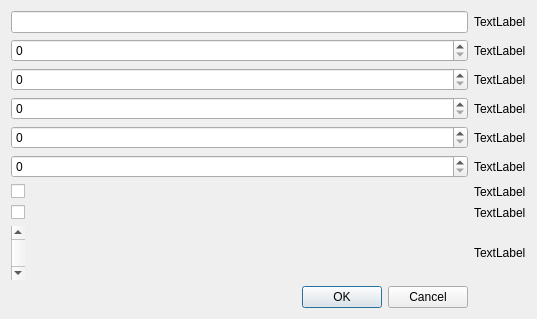
Before: the Qt Designer form Nayda/gamesettingswindow.ui in Mar94oK/Nayda, drawn with Qt 5.
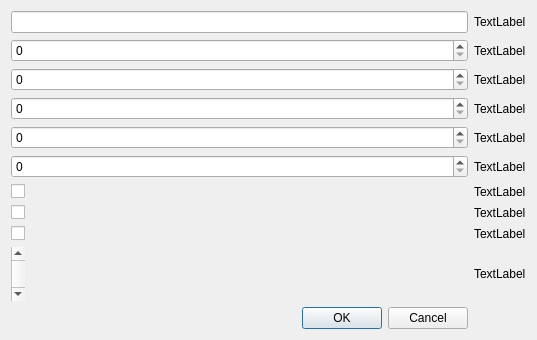
After: the same form once the commit is applied.

Diff of the .ui file:
```diff
--- a/Nayda/gamesettingswindow.ui
+++ b/Nayda/gamesettingswindow.ui
@@ -7,32 +7,25 @@
     <x>0</x>
     <y>0</y>
     <width>537</width>
-    <height>317</height>
+    <height>335</height>
    </rect>
   </property>
   <property name="windowTitle">
    <string>Настройки игры</string>
   </property>
   <layout class="QGridLayout" name="gridLayout">
-   <item row="7" column="2">
-    <widget class="QLabel" name="lbl_HasAddonClericalErrors">
+   <item row="7" column="1">
+    <widget class="QCheckBox" name="chkBox_HasAddonWildAxe">
      <property name="text">
-      <string>TextLabel</string>
+      <string/>
      </property>
     </widget>
    </item>
    <item row="5" column="1">
     <widget class="QSpinBox" name="spBox_DiplomacyTime"/>
    </item>
-   <item row="9" column="2">
-    <widget class="QLabel" name="lbl_RulesType">
-     <property name="text">
-      <string>TextLabel</string>
-     </property>
-    </widget>
-   </item>
-   <item row="6" column="2">
-    <widget class="QLabel" name="lbl_HasAddonWildAxe">
+   <item row="8" column="2">
+    <widget class="QLabel" name="lbl_HasAddonClericalErrors">
      <property name="text">
       <string>TextLabel</string>
      </property>
@@ -45,10 +38,24 @@
      </property>
     </widget>
    </item>
+   <item row="7" column="2">
+    <widget class="QLabel" name="lbl_HasAddonWildAxe">
+     <property name="text">
+      <string>TextLabel</string>
+     </property>
+    </widget>
+   </item>
    <item row="2" column="1">
     <widget class="QSpinBox" name="spBox_TotalTimeToMove"/>
    </item>
-   <item row="9" column="1">
+   <item row="10" column="2">
+    <widget class="QLabel" name="lbl_RulesType">
+     <property name="text">
+      <string>TextLabel</string>
+     </property>
+    </widget>
+   </item>
+   <item row="10" column="1">
     <widget class="QScrollBar" name="verticalScrollBar">
      <property name="maximum">
       <number>1</number>
@@ -67,9 +74,6 @@
    <item row="3" column="1">
     <widget class="QSpinBox" name="spBox_TimeToThink"/>
    </item>
-   <item row="4" column="1">
-    <widget class="QSpinBox" name="spBox_TimeForOpponentsDecision"/>
-   </item>
    <item row="1" column="2">
     <widget class="QLabel" name="lbl_MaximumNumberOfPLayers">
      <property name="text">
@@ -84,12 +88,8 @@
      </property>
     </widget>
    </item>
-   <item row="4" column="2">
-    <widget class="QLabel" name="lbl_TimeForOpponentsDecision">
-     <property name="text">
-      <string>TextLabel</string>
-     </property>
-    </widget>
+   <item row="4" column="1">
+    <widget class="QSpinBox" name="spBox_TimeForOpponentsDecision"/>
    </item>
    <item row="0" column="2">
     <widget class="QLabel" name="lbl_UserName">
@@ -101,6 +101,13 @@
    <item row="1" column="1">
     <widget class="QSpinBox" name="spBox_MaximumNumberOfPlayers"/>
    </item>
+   <item row="4" column="2">
+    <widget class="QLabel" name="lbl_TimeForOpponentsDecision">
+     <property name="text">
+      <string>TextLabel</string>
+     </property>
+    </widget>
+   </item>
    <item row="5" column="2">
     <widget class="QLabel" name="lbl_DiplomacyTime">
      <property name="text">
@@ -108,27 +115,34 @@
      </property>
     </widget>
    </item>
-   <item row="6" column="1">
-    <widget class="QCheckBox" name="chkBox_HasAddonWildAxe">
-     <property name="text">
-      <string/>
-     </property>
-    </widget>
-   </item>
-   <item row="7" column="1">
+   <item row="8" column="1">
     <widget class="QCheckBox" name="chckBox_HasAddonClericalErrors">
      <property name="text">
       <string/>
      </property>
     </widget>
    </item>
-   <item row="10" column="1">
+   <item row="11" column="1">
     <widget class="QDialogButtonBox" name="buttonBox">
      <property name="standardButtons">
       <set>QDialogButtonBox::Cancel|QDialogButtonBox::Ok</set>
      </property>
     </widget>
    </item>
+   <item row="6" column="1">
+    <widget class="QCheckBox" name="chckBox_AllowSettingsChanges">
+     <property name="text">
+      <string/>
+     </property>
+    </widget>
+   </item>
+   <item row="6" column="2">
+    <widget class="QLabel" name="lbl_AllowSettingsChanges">
+     <property name="text">
+      <string>TextLabel</string>
+     </property>
+    </widget>
+   </item>
   </layout>
  </widget>
  <resources/>
```
